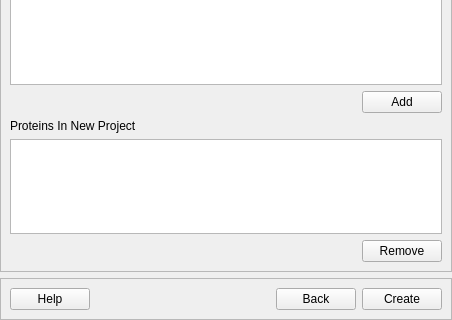
The window that pyssa/gui/ui/forms/use_project_view.ui (urban233/PySSA) describes before a commit, drawn with Qt 5; both pictures show x 0 to 452 and y 354 to 674 of the 452 by 674 pixel window.
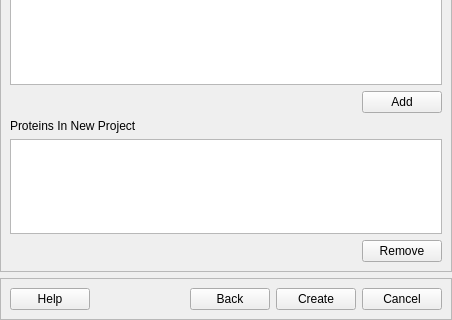
The same window after the commit.

Commit message: add: cancel buttons to all dialog windows

Patch:
```diff
--- a/pyssa/gui/ui/forms/use_project_view.ui
+++ b/pyssa/gui/ui/forms/use_project_view.ui
@@ -286,6 +286,13 @@
           </property>
          </widget>
         </item>
+        <item>
+         <widget class="QPushButton" name="btn_cancel">
+          <property name="text">
+           <string>Cancel</string>
+          </property>
+         </widget>
+        </item>
        </layout>
       </item>
      </layout>
```
The commit also changes 57 other files.
